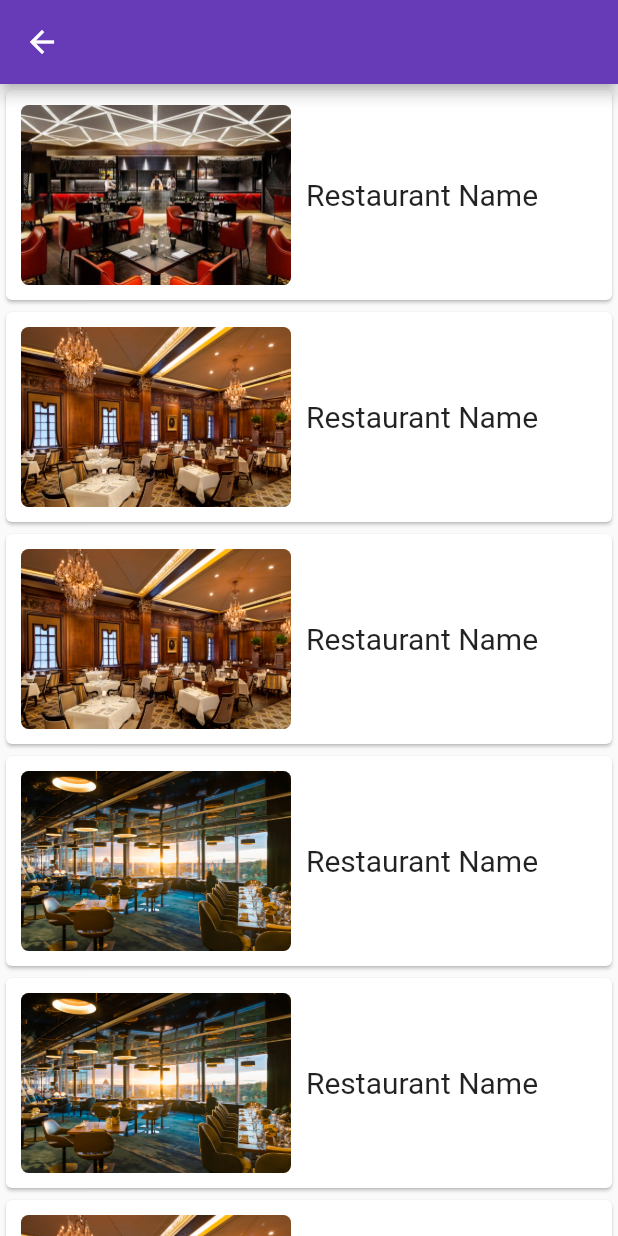
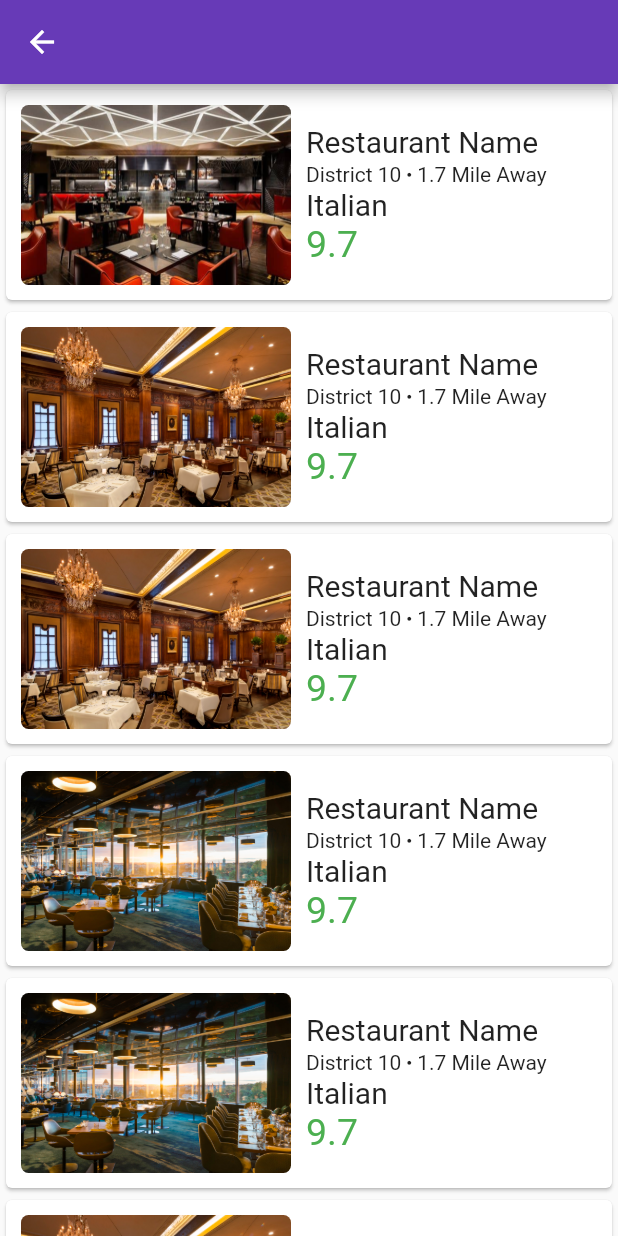
Before and after one commit to nimakarimipour/Jazb, a Flutter app: the ListPlacesPage screen opened directly with empty values, on a phone screen of 412 x 824 dp. Run offline on Flutter 3.47's test engine with Material 2 defaults, Android fonts, the phone set to English and light mode, and no system bars.

Commit message:
added categories

```diff
--- a/jazb/lib/pages/category.dart
+++ b/jazb/lib/pages/category.dart
@@ -3,9 +3,12 @@ import 'package:jazb/pages/list_places_page.dart';
 
 class CategoryPage extends StatelessWidget {
   final List<Map<String, String>> _infos = [
-    {'img': 'assets/restaurant_category.jpg', 'name': 'Restaurants'},
-    {'img': 'assets/groccery_category.jpg', 'name': 'Grocceries'},
-    {'img': 'assets/bar_category.jpg', 'name': 'Bars'},
+    {'img': 'assets/category/fine_dining.jpg', 'name': 'Fine Dining'},
+    {'img': 'assets/category/groccery.jpg', 'name': 'Grocceries'},
+    {'img': 'assets/category/event.jpg', 'name': 'Events'},
+    {'img': 'assets/category/health.jpg', 'name': 'Health'},
+    {'img': 'assets/category/fitness_and_spa.jpg', 'name': 'Fitness and Spa'},
+    {'img': 'assets/category/retail.jpg', 'name': 'Retail'},
   ];
 
   Widget _categoryItemBuilder(BuildContext context, int index) {
--- a/jazb/lib/pages/restaurant.dart
+++ b/jazb/lib/pages/restaurant.dart
@@ -1,5 +1,3 @@
-import 'dart:async';
-
 import 'package:flutter/material.dart';
 
 class RestaurantPage extends StatelessWidget {
@@ -28,8 +26,7 @@ class RestaurantPage extends StatelessWidget {
           ),
           Container(
             padding: EdgeInsets.all(10.0),
-            child: Text(
-                'Lorem ipsum dolor sit amet, nec eleifend aliquam dolor elit lorem volutpat, ut ligula a, ac platea, conubia sagittis donec, tincidunt ornare placerat suspendisse erat pellentesque metus.'),
+            child: Text('Lorem ipsum dolor sit amet, aut adipiscing. Sed lectus nunc dolor, sem vestibulum, nonummy tellus class integer accumsan erat, sed sit, elementum nisl neque. Neque mauris in aptent. Dui ipsum eget penatibus'),
           ),
         ],
       ),
--- a/jazb/lib/restaurants.dart
+++ b/jazb/lib/restaurants.dart
@@ -37,6 +37,8 @@ class Restaurants extends StatelessWidget {
               ),
             ),
             Column(
+              crossAxisAlignment: CrossAxisAlignment.start,
+              mainAxisAlignment: MainAxisAlignment.spaceBetween,
               children: <Widget>[
                 Container(
                   child: Text(
@@ -44,8 +46,27 @@ class Restaurants extends StatelessWidget {
                     style: TextStyle(fontSize: 20),
                   ),
                 ),
+                Container(
+                  child: Text(
+                    'District 10 ∙ 1.7 Mile Away',
+                  ),
+                ),
+                Container(
+                  child: Text(
+                    'Italian',
+                    style: TextStyle(
+                      fontSize: 20,
+                    ),
+                  ),
+                ),
+                Container(
+                  child: Text(
+                    '9.7',
+                    style: TextStyle(fontSize: 25, color: Colors.green),
+                  ),
+                ),
               ],
-            )
+            ),
           ],
         ),
       ),
```
Also changed, not shown: jazb/pubspec.yaml (+7 -3 lines), jazb/assets/category/bar.jpg (renamed from jazb/assets/bar_category.jpg), jazb/assets/category/event.jpg (added), jazb/assets/category/fine_dining.jpg (added), jazb/assets/category/fitness_and_spa.jpg (added), jazb/assets/category/groccery.jpg (renamed from jazb/assets/groccery_category.jpg), jazb/assets/category/health.jpg (added), jazb/assets/category/retail.jpg (added), jazb/assets/restaurant_interior_4.jpg (renamed from jazb/assets/restaurant_category.jpg), 1 other file.
